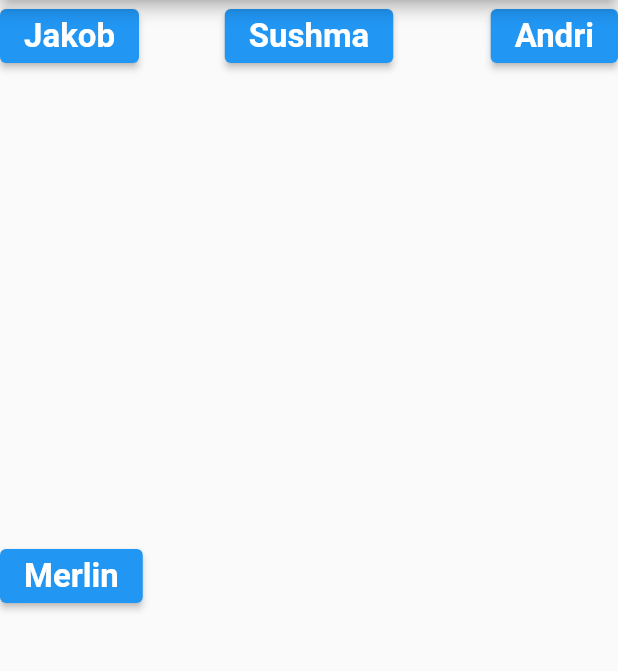
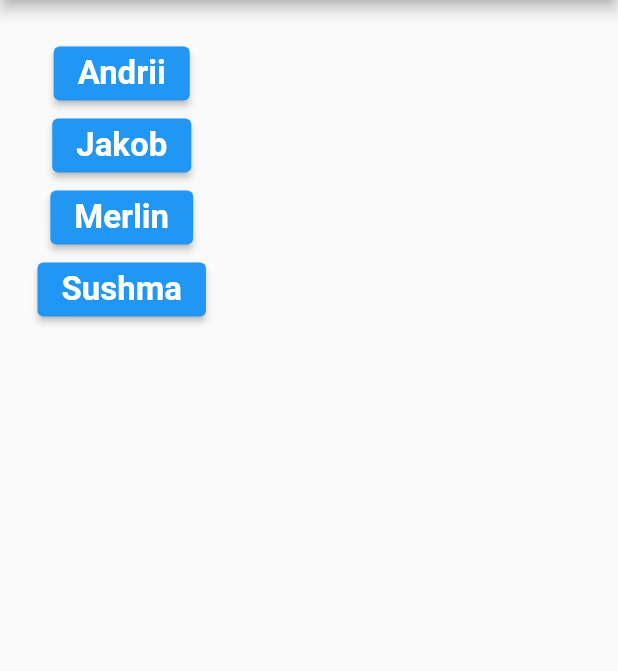
Before and after one commit to sus20/CareAssistance, a Flutter app: the screen it shows after launch, on a phone screen of 412 x 824 dp, the part 84-755 px from its top. Run offline on Flutter 3.47's test engine with Material 2 defaults, Android fonts, the phone set to English and light mode, and no system bars.

Commit message:
home new version

```diff
--- a/lib/home.dart
+++ b/lib/home.dart
@@ -15,72 +15,55 @@ class _HomeState extends State<Home> {
         backgroundColor: Colors.blue[200],
         automaticallyImplyLeading: false,
       ),
-      body: Stack(fit: StackFit.expand, children: <Widget>[
+      body: Padding(
+        padding: const EdgeInsets.all(25),
+        child: Column(
+          children: [
+            ElevatedButton(
+              onPressed: () {
+                // TODO change to the your file name is navigator
 
-        // TODO change to the your file name is navigator
-        Container(
-            width: 20,
-            height: 20,
-            alignment: Alignment.topCenter,
-            child: ElevatedButton(
+                Navigator.pushNamed(context, '/startScreen');
+              },
+              child: Text(
+                "Andrii",
+                style: TextStyle(fontSize: 22, fontWeight: FontWeight.bold),
+              ),
+            ),
+            ElevatedButton(
               onPressed: () {
+
+                // TODO change to the your file name is navigator
+                Navigator.pushNamed(context, '/startScreen');
+              },
+              child: Text(
+                "Jakob",
+                style: TextStyle(fontSize: 22, fontWeight: FontWeight.bold),
+              ),
+            ),
+            ElevatedButton(
+              onPressed: () {
+
+                // TODO change to the your file name is navigator
+                Navigator.pushNamed(context, '/startScreen');
+              },
+              child: Text(
+                "Merlin",
+                style: TextStyle(fontSize: 22, fontWeight: FontWeight.bold),
+              ),
+            ),
+            ElevatedButton(
+              onPressed: () {
+                // TODO change to the your file name is navigator
                 Navigator.pushNamed(context, '/startScreen');
               },
               child: Text(
                 "Sushma",
                 style: TextStyle(fontSize: 22, fontWeight: FontWeight.bold),
               ),
-            )
+            ),
+          ],
         ),
-
-        // TODO change to the your file name is navigator
-        Container(
-            width: 20,
-            height: 20,
-            alignment: Alignment.topLeft,
-            child: ElevatedButton(
-              onPressed: () {
-                Navigator.pushNamed(context, '/startScreen');
-              },
-              child: Text(
-                "Jakob",
-                style: TextStyle(fontSize: 22, fontWeight: FontWeight.bold),
-              ),
-            )
-        ),
-
-        // TODO change to the your file name is navigator
-        Container(
-            width: 20,
-            height: 20,
-            alignment: Alignment.topRight,
-            child: ElevatedButton(
-              onPressed: () {
-                Navigator.pushNamed(context, '/startScreen');
-              },
-              child: Text(
-                "Andri",
-                style: TextStyle(fontSize: 22, fontWeight: FontWeight.bold),
-              ),
-            )
-        ),
-
-        // TODO change to the your file name is navigator
-        Container(
-            width: 20,
-            height: 20,
-            alignment: Alignment.centerLeft,
-            child: ElevatedButton(
-              onPressed: () {
-                Navigator.pushNamed(context, '/startScreen');
-              },
-              child: Text(
-                "Merlin",
-                style: TextStyle(fontSize: 22, fontWeight: FontWeight.bold),
-              ),
-            )
-        ),
-      ]
       ),
     );
   }
```
